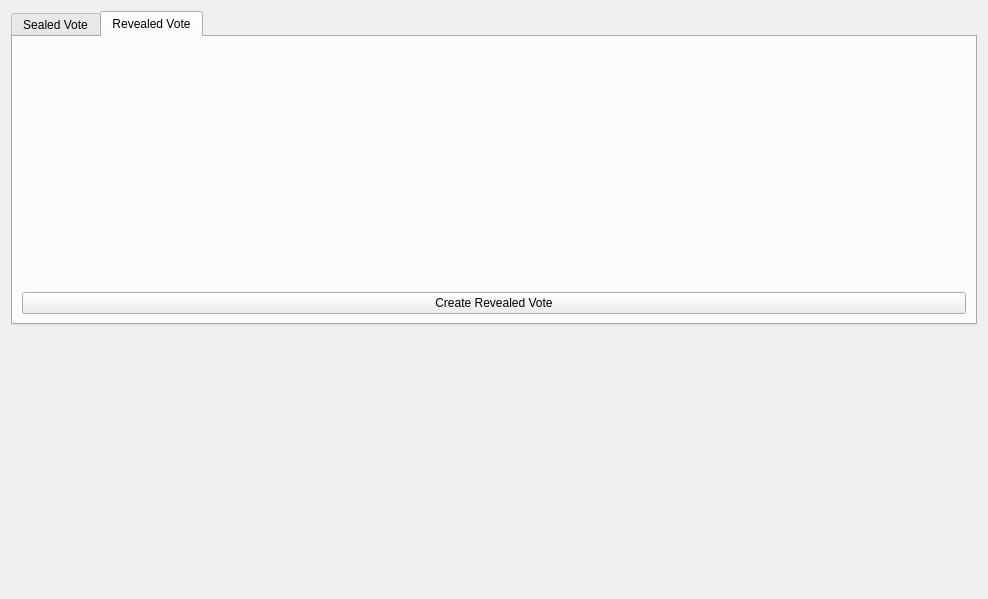
bitjson/hivemind, file src/qt/forms/voteview.ui: the form before one commit.
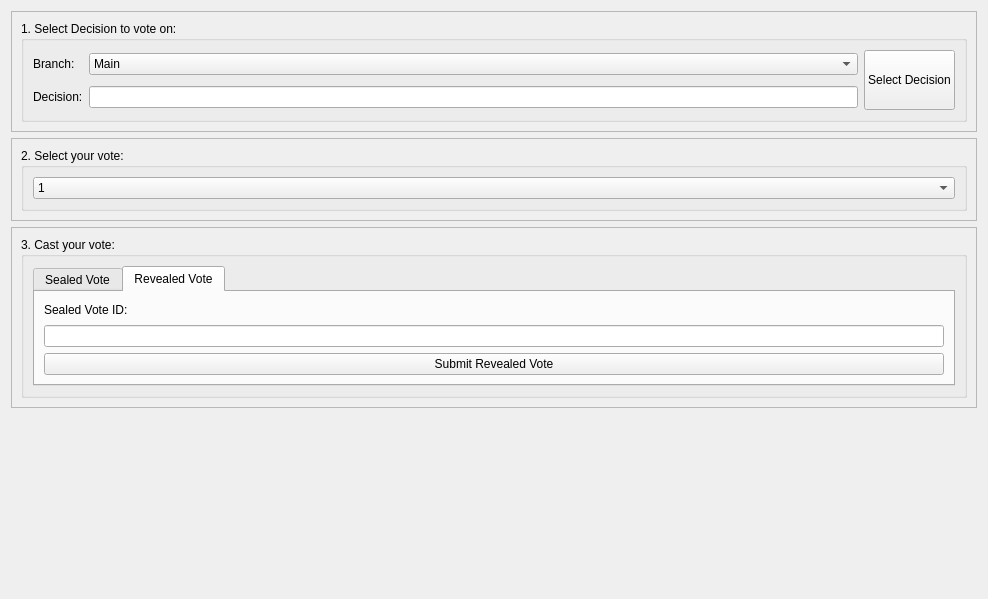
The form after the commit. The open tabs and pages were chosen to show the change. Icons and pictures are not drawn.

Commit message: Update voteview, so that sealedvote and revealvote objects can be created from the GUI

Patch:
```diff
--- a/src/qt/forms/voteview.ui
+++ b/src/qt/forms/voteview.ui
@@ -15,29 +15,18 @@
   </property>
   <layout class="QVBoxLayout" name="verticalLayout">
    <item>
-    <widget class="QTabWidget" name="tabWidget">
-     <property name="currentIndex">
-      <number>0</number>
+    <widget class="QFrame" name="frame">
+     <property name="frameShape">
+      <enum>QFrame::StyledPanel</enum>
      </property>
-     <property name="iconSize">
-      <size>
-       <width>40</width>
-       <height>40</height>
-      </size>
+     <property name="frameShadow">
+      <enum>QFrame::Raised</enum>
      </property>
-     <widget class="QWidget" name="sealed">
-      <attribute name="icon">
-       <iconset resource="../hivemind.qrc">
-        <normaloff>:/icons/lock_closed</normaloff>:/icons/lock_closed</iconset>
-      </attribute>
-      <attribute name="title">
-       <string>Sealed Vote</string>
-      </attribute>
-      <layout class="QVBoxLayout" name="verticalLayout_2">
+     <layout class="QVBoxLayout" name="verticalLayout_4">
        <item>
         <widget class="QGroupBox" name="groupBoxSelect">
          <property name="title">
-          <string>Select Decision</string>
+         <string>1. Select Decision to vote on:</string>
          </property>
          <layout class="QGridLayout" name="gridLayout_4">
           <item row="0" column="0">
@@ -94,30 +83,24 @@
          </layout>
         </widget>
        </item>
-       <item>
-        <widget class="QLabel" name="label_3">
-         <property name="text">
-          <string>Height:</string>
-         </property>
+     </layout>
         </widget>
        </item>
        <item>
-        <widget class="QSpinBox" name="spinBoxHeight">
-         <property name="maximum">
-          <number>999999999</number>
-         </property>
-         <property name="singleStep">
-          <number>280</number>
-         </property>
-        </widget>
-       </item>
+    <widget class="QFrame" name="frame_2">
+     <property name="frameShape">
+      <enum>QFrame::StyledPanel</enum>
+     </property>
+     <property name="frameShadow">
+      <enum>QFrame::Raised</enum>
+     </property>
+     <layout class="QVBoxLayout" name="verticalLayout_5">
        <item>
-        <widget class="QLabel" name="label_5">
-         <property name="text">
-          <string>Vote:</string>
-         </property>
-        </widget>
-       </item>
+       <widget class="QGroupBox" name="groupBox">
+        <property name="title">
+         <string>2. Select your vote:</string>
+        </property>
+        <layout class="QVBoxLayout" name="verticalLayout_6">
        <item>
         <widget class="QComboBox" name="comboBoxVote">
          <property name="currentIndex">
@@ -158,18 +141,63 @@
          </item>
         </widget>
        </item>
+        </layout>
+       </widget>
+      </item>
+     </layout>
+    </widget>
+   </item>
        <item>
-        <spacer name="verticalSpacer">
-         <property name="orientation">
-          <enum>Qt::Vertical</enum>
-         </property>
-         <property name="sizeHint" stdset="0">
+    <widget class="QFrame" name="frame_3">
+     <property name="frameShape">
+      <enum>QFrame::StyledPanel</enum>
+     </property>
+     <property name="frameShadow">
+      <enum>QFrame::Raised</enum>
+     </property>
+     <layout class="QVBoxLayout" name="verticalLayout_8">
+      <item>
+       <widget class="QGroupBox" name="groupBox_2">
+        <property name="title">
+         <string>3. Cast your vote:</string>
+        </property>
+        <layout class="QVBoxLayout" name="verticalLayout_7">
+         <item>
+          <widget class="QTabWidget" name="tabWidget">
+           <property name="currentIndex">
+            <number>0</number>
+           </property>
+           <property name="iconSize">
           <size>
-           <width>20</width>
+             <width>40</width>
            <height>40</height>
           </size>
          </property>
-        </spacer>
+           <widget class="QWidget" name="sealed">
+            <attribute name="icon">
+             <iconset resource="../hivemind.qrc">
+              <normaloff>:/icons/lock_closed</normaloff>:/icons/lock_closed</iconset>
+            </attribute>
+            <attribute name="title">
+             <string>Sealed Vote</string>
+            </attribute>
+            <layout class="QVBoxLayout" name="verticalLayout_2">
+             <item>
+              <widget class="QLabel" name="label_3">
+               <property name="text">
+                <string>Height:</string>
+               </property>
+              </widget>
+             </item>
+             <item>
+              <widget class="QSpinBox" name="spinBoxHeight">
+               <property name="maximum">
+                <number>999999999</number>
+               </property>
+               <property name="singleStep">
+                <number>280</number>
+               </property>
+              </widget>
        </item>
        <item>
         <widget class="QPushButton" name="pushButtonCreateSealedVote">
@@ -200,34 +228,44 @@
       </attribute>
       <layout class="QVBoxLayout" name="verticalLayout_3">
        <item>
-        <spacer name="verticalSpacer_3">
-         <property name="orientation">
-          <enum>Qt::Vertical</enum>
-         </property>
-         <property name="sizeHint" stdset="0">
-          <size>
-           <width>20</width>
-           <height>40</height>
-          </size>
-         </property>
-        </spacer>
+              <widget class="QLabel" name="label">
+               <property name="text">
+                <string>Sealed Vote ID:</string>
+               </property>
+              </widget>
+             </item>
+             <item>
+              <widget class="QLineEdit" name="lineEditSealedVoteID"/>
        </item>
        <item>
         <widget class="QPushButton" name="pushButtonCreateRevealVote">
          <property name="text">
-          <string>Create Revealed Vote</string>
+                <string>Submit Revealed Vote</string>
          </property>
          <property name="icon">
           <iconset resource="../hivemind.qrc">
            <normaloff>:/icons/ballot</normaloff>:/icons/ballot</iconset>
          </property>
+               <property name="iconSize">
+                <size>
+                 <width>20</width>
+                 <height>20</height>
+                </size>
+               </property>
         </widget>
        </item>
       </layout>
       <zorder>groupBoxSelect</zorder>
       <zorder>pushButtonCreateRevealVote</zorder>
-      <zorder>verticalSpacer_3</zorder>
-     </widget>
+            <zorder>lineEditSealedVoteID</zorder>
+            <zorder>label</zorder>
+           </widget>
+          </widget>
+         </item>
+        </layout>
+       </widget>
+      </item>
+     </layout>
     </widget>
    </item>
    <item>
```
Left out of the diff: 2 changed lines with no effect on the pictures. Lines whose indentation alone changed are shown as unchanged. The commit also changes 3 other files.
